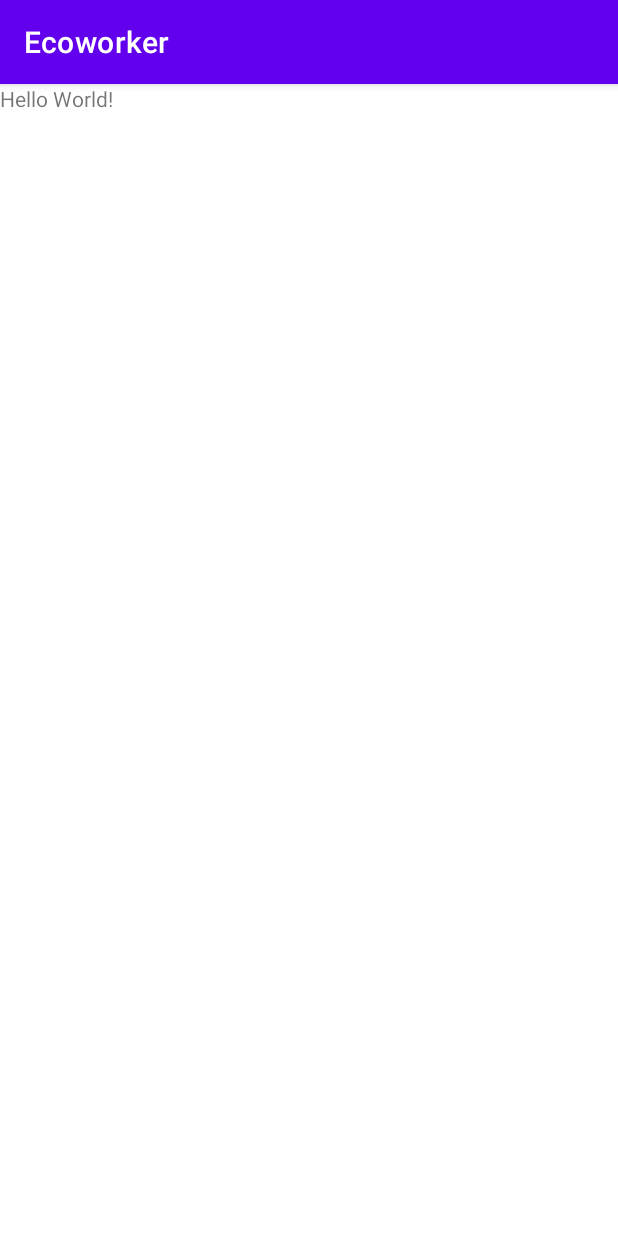
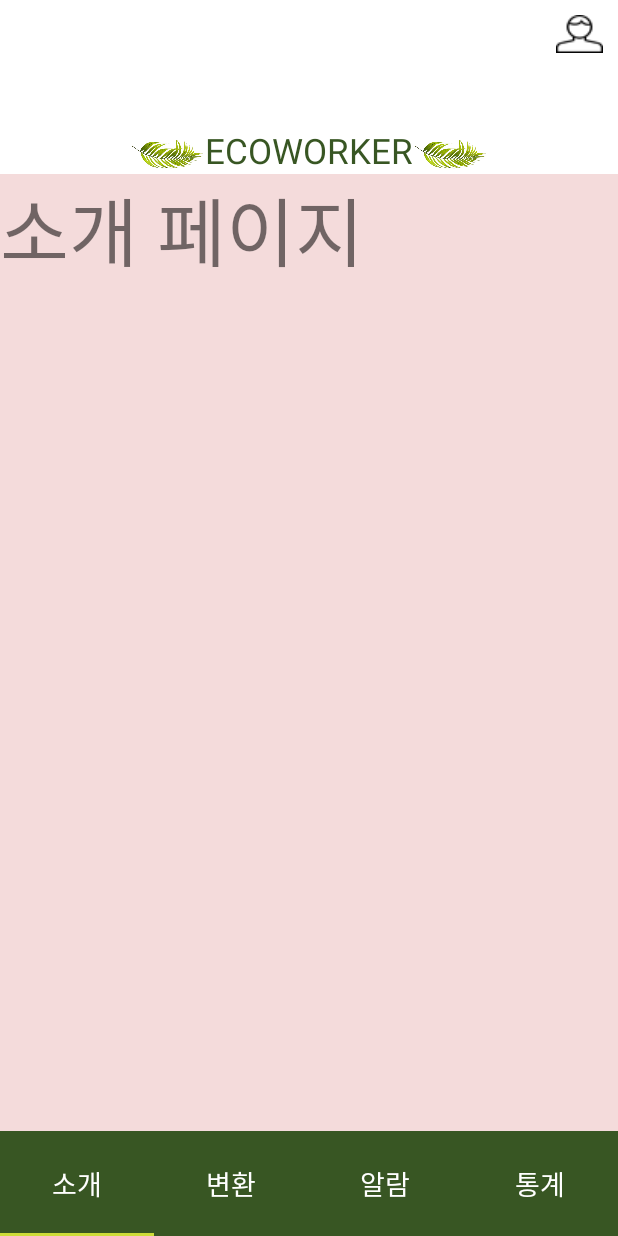
Before and after one commit to MinYeongPark/Ecoworker, an Android app: the screen it shows after launch (MainActivity), on a phone screen of 412 x 824 dp. Run offline under Robolectric (Android 15) with nearby library versions, the phone set to English and light mode, and no system bars.

Commit message:
feat : create init frame

```diff
--- a/app/src/main/AndroidManifest.xml
+++ b/app/src/main/AndroidManifest.xml
@@ -16,6 +16,10 @@
                 <category android:name="android.intent.category.LAUNCHER" />
             </intent-filter>
         </activity>
+
+        <activity android:name=".login.LoginActivity">
+
+        </activity>
     </application>
 
 </manifest>
--- a/app/src/main/java/org/techtown/ecoworker/MainActivity.java
+++ b/app/src/main/java/org/techtown/ecoworker/MainActivity.java
@@ -4,11 +4,62 @@ import androidx.appcompat.app.AppCompatActivity;
 
 import android.os.Bundle;
 
+import com.google.android.material.tabs.TabLayout;
+
+import org.techtown.ecoworker.alarm.fragment_alarm;
+import org.techtown.ecoworker.change.fragment_change;
+import org.techtown.ecoworker.intro.fragment_intro;
+import org.techtown.ecoworker.stat.fragment_stat;
+
 public class MainActivity extends AppCompatActivity {
+
+    fragment_intro fragment1;
+    fragment_change fragment2;
+    fragment_alarm fragment3;
+    fragment_stat fragment4;
 
     @Override
     protected void onCreate(Bundle savedInstanceState) {
         super.onCreate(savedInstanceState);
         setContentView(R.layout.activity_main);
+
+        fragment1 = new fragment_intro();
+        fragment2 = new fragment_change();
+        fragment3 = new fragment_alarm();
+        fragment4 = new fragment_stat();
+
+        getSupportFragmentManager().beginTransaction().replace(R.id.container, fragment1).commit();
+        TabLayout tabs = findViewById(R.id.tabs);
+        tabs.addTab(tabs.newTab().setText("소개"));
+        tabs.addTab(tabs.newTab().setText("변환"));
+        tabs.addTab(tabs.newTab().setText("알람"));
+        tabs.addTab(tabs.newTab().setText("통계"));
+
+        tabs.addOnTabSelectedListener(new TabLayout.OnTabSelectedListener() {
+            @Override
+            public void onTabSelected(TabLayout.Tab tab) {
+                int position = tab.getPosition(); //몇번째 탭 선택했는지
+
+                if (position == 0) {
+                    getSupportFragmentManager().beginTransaction().replace(R.id.container, fragment1).commit();
+                } else if (position == 1) {
+                    getSupportFragmentManager().beginTransaction().replace(R.id.container, fragment2).commit();
+                } else if (position == 2) {
+                    getSupportFragmentManager().beginTransaction().replace(R.id.container, fragment3).commit();
+                } else if (position == 3) {
+                    getSupportFragmentManager().beginTransaction().replace(R.id.container, fragment4).commit();
+                }
+            }
+
+            @Override
+            public void onTabUnselected(TabLayout.Tab tab) {
+
+            }
+
+            @Override
+            public void onTabReselected(TabLayout.Tab tab) {
+
+            }
+        });
     }
 }
--- /dev/null
+++ b/app/src/main/java/org/techtown/ecoworker/alarm/fragment_alarm.java
@@ -0,0 +1,20 @@
+package org.techtown.ecoworker.alarm;
+
+import android.os.Bundle;
+import android.view.LayoutInflater;
+import android.view.View;
+import android.view.ViewGroup;
+
+import androidx.annotation.NonNull;
+import androidx.annotation.Nullable;
+import androidx.fragment.app.Fragment;
+
+import org.techtown.ecoworker.R;
+
+public class fragment_alarm extends Fragment {
+    @Nullable
+    @Override
+    public View onCreateView(@NonNull LayoutInflater inflater, @Nullable ViewGroup container, @Nullable Bundle savedInstanceState) {
+        return inflater.inflate(R.layout.fragment_alarm, container, false);
+    }
+}
--- /dev/null
+++ b/app/src/main/java/org/techtown/ecoworker/change/fragment_change.java
@@ -0,0 +1,20 @@
+package org.techtown.ecoworker.change;
+
+import android.os.Bundle;
+import android.view.LayoutInflater;
+import android.view.View;
+import android.view.ViewGroup;
+
+import androidx.annotation.NonNull;
+import androidx.annotation.Nullable;
+import androidx.fragment.app.Fragment;
+
+import org.techtown.ecoworker.R;
+
+public class fragment_change extends Fragment {
+    @Nullable
+    @Override
+    public View onCreateView(@NonNull LayoutInflater inflater, @Nullable ViewGroup container, @Nullable Bundle savedInstanceState) {
+        return inflater.inflate(R.layout.fragment_change, container, false);
+    }
+}
--- /dev/null
+++ b/app/src/main/java/org/techtown/ecoworker/intro/fragment_intro.java
@@ -0,0 +1,20 @@
+package org.techtown.ecoworker.intro;
+
+import android.os.Bundle;
+import android.view.LayoutInflater;
+import android.view.View;
+import android.view.ViewGroup;
+
+import androidx.annotation.NonNull;
+import androidx.annotation.Nullable;
+import androidx.fragment.app.Fragment;
+
+import org.techtown.ecoworker.R;
+
+public class fragment_intro extends Fragment {
+    @Nullable
+    @Override
+    public View onCreateView(@NonNull LayoutInflater inflater, @Nullable ViewGroup container, @Nullable Bundle savedInstanceState) {
+        return inflater.inflate(R.layout.fragment_intro, container, false);
+    }
+}
--- /dev/null
+++ b/app/src/main/java/org/techtown/ecoworker/login/LoginActivity.java
@@ -0,0 +1,6 @@
+package org.techtown.ecoworker.login;
+
+import androidx.appcompat.app.AppCompatActivity;
+
+public class LoginActivity extends AppCompatActivity {
+}
--- /dev/null
+++ b/app/src/main/java/org/techtown/ecoworker/login/LoginRequest.java
@@ -0,0 +1,4 @@
+package org.techtown.ecoworker.login;
+
+public class LoginRequest {
+}
--- /dev/null
+++ b/app/src/main/java/org/techtown/ecoworker/register/RegisterActivity.java
@@ -0,0 +1,4 @@
+package org.techtown.ecoworker.register;
+
+public class RegisterActivity {
+}
--- /dev/null
+++ b/app/src/main/java/org/techtown/ecoworker/register/RegisterRequest.java
@@ -0,0 +1,4 @@
+package org.techtown.ecoworker.register;
+
+public class RegisterRequest {
+}
--- /dev/null
+++ b/app/src/main/java/org/techtown/ecoworker/stat/fragment_stat.java
@@ -0,0 +1,20 @@
+package org.techtown.ecoworker.stat;
+
+import android.os.Bundle;
+import android.view.LayoutInflater;
+import android.view.View;
+import android.view.ViewGroup;
+
+import androidx.annotation.NonNull;
+import androidx.annotation.Nullable;
+import androidx.fragment.app.Fragment;
+
+import org.techtown.ecoworker.R;
+
+public class fragment_stat extends Fragment {
+    @Nullable
+    @Override
+    public View onCreateView(@NonNull LayoutInflater inflater, @Nullable ViewGroup container, @Nullable Bundle savedInstanceState) {
+        return inflater.inflate(R.layout.fragment_stat, container, false);
+    }
+}
--- /dev/null
+++ b/app/src/main/res/layout/activity_login.xml
@@ -0,0 +1,6 @@
+<?xml version="1.0" encoding="utf-8"?>
+<androidx.constraintlayout.widget.ConstraintLayout xmlns:android="http://schemas.android.com/apk/res/android"
+    android:layout_width="match_parent"
+    android:layout_height="match_parent">
+
+</androidx.constraintlayout.widget.ConstraintLayout>
--- a/app/src/main/res/layout/activity_main.xml
+++ b/app/src/main/res/layout/activity_main.xml
@@ -1,14 +1,81 @@
 <?xml version="1.0" encoding="utf-8"?>
-<androidx.coordinatorlayout.widget.CoordinatorLayout xmlns:android="http://schemas.android.com/apk/res/android"
+<LinearLayout xmlns:android="http://schemas.android.com/apk/res/android"
     xmlns:app="http://schemas.android.com/apk/res-auto"
     xmlns:tools="http://schemas.android.com/tools"
     android:layout_width="match_parent"
     android:layout_height="match_parent"
+    android:orientation="vertical"
     tools:context=".MainActivity">
 
+    <ImageView
+        android:id="@+id/profile"
+        android:layout_width="wrap_content"
+        android:layout_height="wrap_content"
+        android:src="@drawable/profile"
+        android:layout_gravity="right"
+        android:layout_margin="10dp"/>
     <TextView
+        android:layout_width="wrap_content"
+        android:layout_height="wrap_content"
+        android:layout_margin="10dp"/>
+
+    <LinearLayout
         android:layout_width="match_parent"
-        android:layout_height="584dp"
-        android:text="Hello World!" />
+        android:layout_height="wrap_content"
+        android:orientation="horizontal">
 
-</androidx.coordinatorlayout.widget.CoordinatorLayout>
+        <View
+            android:id="@+id/view4"
+            android:layout_width="0dp"
+            android:layout_height="0dp"
+            android:layout_weight="1" />
+
+        <ImageView
+            android:id="@+id/imageView7"
+            android:layout_width="50dp"
+            android:layout_height="25dp"
+            android:layout_gravity="bottom"
+            app:srcCompat="@drawable/leaf" />
+
+        <TextView
+            android:layout_width="wrap_content"
+            android:layout_height="wrap_content"
+            android:text="ECOWORKER"
+            android:textAlignment="center"
+            android:textColor="#385623"
+            android:textSize="23sp" />
+
+        <ImageView
+            android:id="@+id/imageView8"
+            android:layout_width="50dp"
+            android:layout_height="25dp"
+            android:layout_gravity="bottom"
+            app:srcCompat="@drawable/leaf" />
+
+        <View
+            android:id="@+id/view5"
+            android:layout_width="0dp"
+            android:layout_height="0dp"
+            android:layout_weight="1" />
+    </LinearLayout>
+
+    <FrameLayout
+        android:id="@+id/container"
+        android:layout_width="match_parent"
+        android:layout_height="0dp"
+        android:layout_weight="1"></FrameLayout>
+
+    <com.google.android.material.tabs.TabLayout
+        android:id="@+id/tabs"
+        android:layout_width="match_parent"
+        android:layout_height="70dp"
+        android:layout_weight="0"
+        android:background="#385623"
+        android:elevation="1dp"
+        app:tabGravity="fill"
+        app:tabIndicatorColor="#CDDC39"
+        app:tabMode="fixed"
+        app:tabSelectedTextColor="@color/white"
+        app:tabTextAppearance="@style/tab_text"
+        app:tabTextColor="@color/white" />
+</LinearLayout>
--- /dev/null
+++ b/app/src/main/res/layout/activity_register.xml
@@ -0,0 +1,6 @@
+<?xml version="1.0" encoding="utf-8"?>
+<androidx.constraintlayout.widget.ConstraintLayout xmlns:android="http://schemas.android.com/apk/res/android"
+    android:layout_width="match_parent"
+    android:layout_height="match_parent">
+
+</androidx.constraintlayout.widget.ConstraintLayout>
--- /dev/null
+++ b/app/src/main/res/layout/fragment_intro.xml
@@ -0,0 +1,14 @@
+<?xml version="1.0" encoding="utf-8"?>
+<LinearLayout xmlns:android="http://schemas.android.com/apk/res/android"
+    android:layout_width="match_parent"
+    android:layout_height="match_parent"
+    android:background="#F4DBDB"
+    android:orientation="vertical">
+
+    <TextView
+        android:id="@+id/textView"
+        android:layout_width="match_parent"
+        android:layout_height="wrap_content"
+        android:text="소개 페이지"
+        android:textSize="50sp" />
+</LinearLayout>
--- a/app/src/main/res/values/themes.xml
+++ b/app/src/main/res/values/themes.xml
@@ -12,5 +12,14 @@
         <!-- Status bar color. -->
         <item name="android:statusBarColor" tools:targetApi="l">?attr/colorPrimaryVariant</item>
         <!-- Customize your theme here. -->
+
+        <!-- No Title Bar-->
+        <item name="windowActionBar">false</item>
+        <item name="windowNoTitle">true</item>
+
+    </style>
+
+    <style name="tab_text" parent="TextAppearance.Design.Tab">
+        <item name="android:textSize">18sp</item>
     </style>
 </resources>
```
Also changed, not shown: app/src/main/res/layout/fragment_alarm.xml (added, +13 -0 lines), app/src/main/res/layout/fragment_change.xml (added, +14 -0 lines), app/src/main/res/layout/fragment_stat.xml (added, +14 -0 lines), app/src/main/res/drawable/leaf.png (added).
